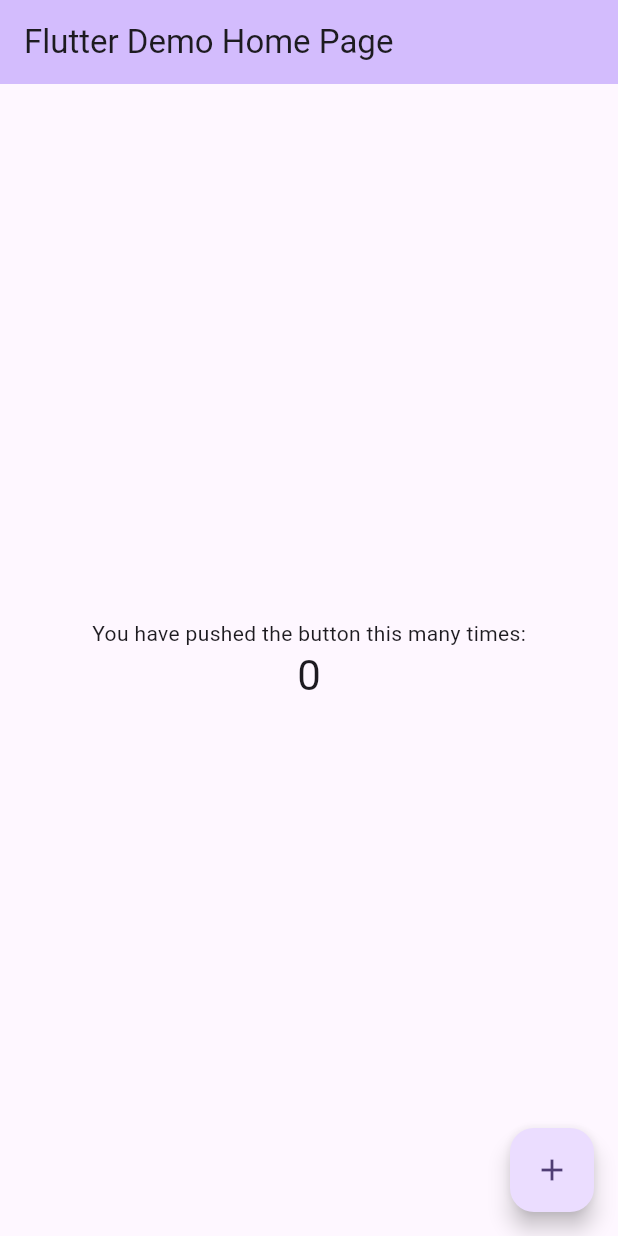
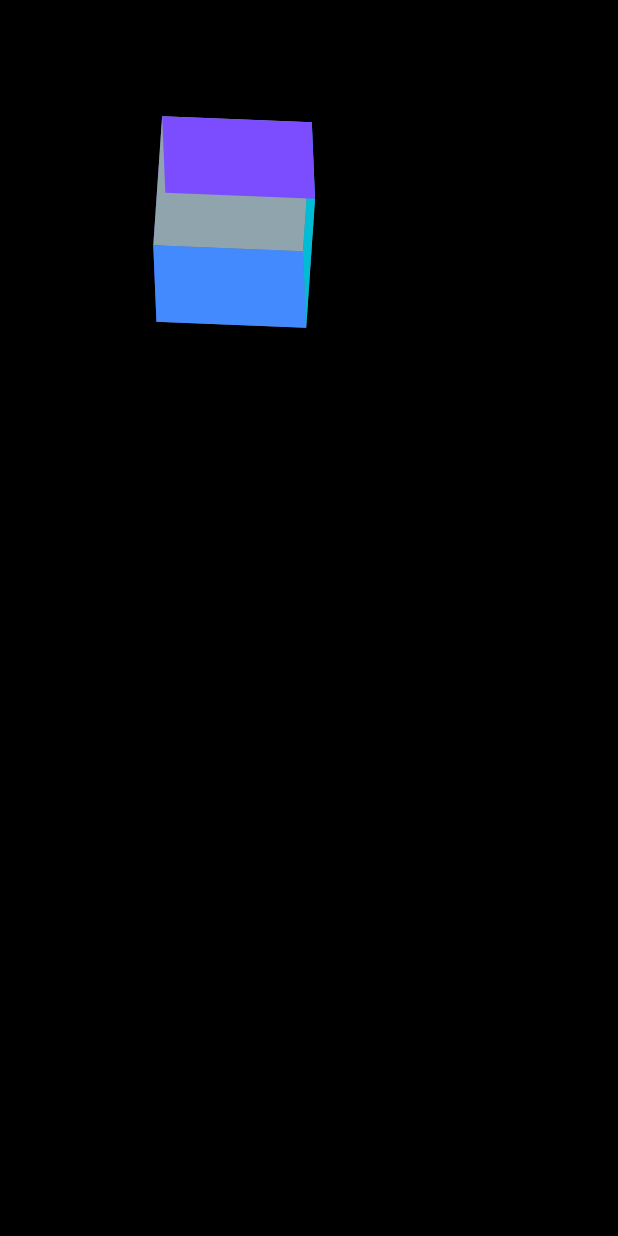
Before and after one commit to CLS11/animation_3d, a Flutter app: the screen it shows after launch, on a phone screen of 412 x 824 dp. Run offline on Flutter 3.47's test engine with Material 3 defaults, Android fonts, the phone set to English and light mode, and no system bars.

Commit message:
Main page navigating to Home page.

```diff
--- a/lib/main.dart
+++ b/lib/main.dart
@@ -1,3 +1,4 @@
+import 'package:animation_3d/home_page.dart';
 import 'package:flutter/material.dart';
 
 void main() {
@@ -7,119 +8,14 @@
 class MyApp extends StatelessWidget {
   const MyApp({super.key});
 
-  // This widget is the root of your application.
   @override
   Widget build(BuildContext context) {
     return MaterialApp(
-      title: 'Flutter Demo',
+      title: 'Flutter Scaffold Example',
       theme: ThemeData(
-        // This is the theme of your application.
-        //
-        // TRY THIS: Try running your application with "flutter run". You'll see
-        // the application has a purple toolbar. Then, without quitting the app,
-        // try changing the seedColor in the colorScheme below to Colors.green
-        // and then invoke "hot reload" (save your changes or press the "hot
-        // reload" button in a Flutter-supported IDE, or press "r" if you used
-        // the command line to start the app).
-        //
-        // Notice that the counter didn't reset back to zero; the application
-        // state is not lost during the reload. To reset the state, use hot
-        // restart instead.
-        //
-        // This works for code too, not just values: Most code changes can be
-        // tested with just a hot reload.
-        colorScheme: ColorScheme.fromSeed(seedColor: Colors.deepPurple),
-        useMaterial3: true,
+        primarySwatch: Colors.blue,
       ),
-      home: const MyHomePage(title: 'Flutter Demo Home Page'),
+      home: MyHomePage(),
     );
   }
 }
-
-class MyHomePage extends StatefulWidget {
-  const MyHomePage({super.key, required this.title});
-
-  // This widget is the home page of your application. It is stateful, meaning
-  // that it has a State object (defined below) that contains fields that affect
-  // how it looks.
-
-  // This class is the configuration for the state. It holds the values (in this
-  // case the title) provided by the parent (in this case the App widget) and
-  // used by the build method of the State. Fields in a Widget subclass are
-  // always marked "final".
-
-  final String title;
-
-  @override
-  State<MyHomePage> createState() => _MyHomePageState();
-}
-
-class _MyHomePageState extends State<MyHomePage> {
-  int _counter = 0;
-
-  void _incrementCounter() {
-    setState(() {
-      // This call to setState tells the Flutter framework that something has
-      // changed in this State, which causes it to rerun the build method below
-      // so that the display can reflect the updated values. If we changed
-      // _counter without calling setState(), then the build method would not be
-      // called again, and so nothing would appear to happen.
-      _counter++;
-    });
-  }
-
-  @override
-  Widget build(BuildContext context) {
-    // This method is rerun every time setState is called, for instance as done
-    // by the _incrementCounter method above.
-    //
-    // The Flutter framework has been optimized to make rerunning build methods
-    // fast, so that you can just rebuild anything that needs updating rather
-    // than having to individually change instances of widgets.
-    return Scaffold(
-      appBar: AppBar(
-        // TRY THIS: Try changing the color here to a specific color (to
-        // Colors.amber, perhaps?) and trigger a hot reload to see the AppBar
-        // change color while the other colors stay the same.
-        backgroundColor: Theme.of(context).colorScheme.inversePrimary,
-        // Here we take the value from the MyHomePage object that was created by
-        // the App.build method, and use it to set our appbar title.
-        title: Text(widget.title),
-      ),
-      body: Center(
-        // Center is a layout widget. It takes a single child and positions it
-        // in the middle of the parent.
-        child: Column(
-          // Column is also a layout widget. It takes a list of children and
-          // arranges them vertically. By default, it sizes itself to fit its
-          // children horizontally, and tries to be as tall as its parent.
-          //
-          // Column has various properties to control how it sizes itself and
-          // how it positions its children. Here we use mainAxisAlignment to
-          // center the children vertically; the main axis here is the vertical
-          // axis because Columns are vertical (the cross axis would be
-          // horizontal).
-          //
-          // TRY THIS: Invoke "debug painting" (choose the "Toggle Debug Paint"
-          // action in the IDE, or press "p" in the console), to see the
-          // wireframe for each widget.
-          mainAxisAlignment: MainAxisAlignment.center,
-          children: <Widget>[
-            const Text(
-              'You have pushed the button this many times:',
-            ),
-            Text(
-              '$_counter',
-              style: Theme.of(context).textTheme.headlineMedium,
-            ),
-          ],
-        ),
-      ),
-      floatingActionButton: FloatingActionButton(
-        onPressed: _incrementCounter,
-        tooltip: 'Increment',
-        child: const Icon(Icons.add),
-      ), // This trailing comma makes auto-formatting nicer for build methods.
-    );
-  }
-}
```
